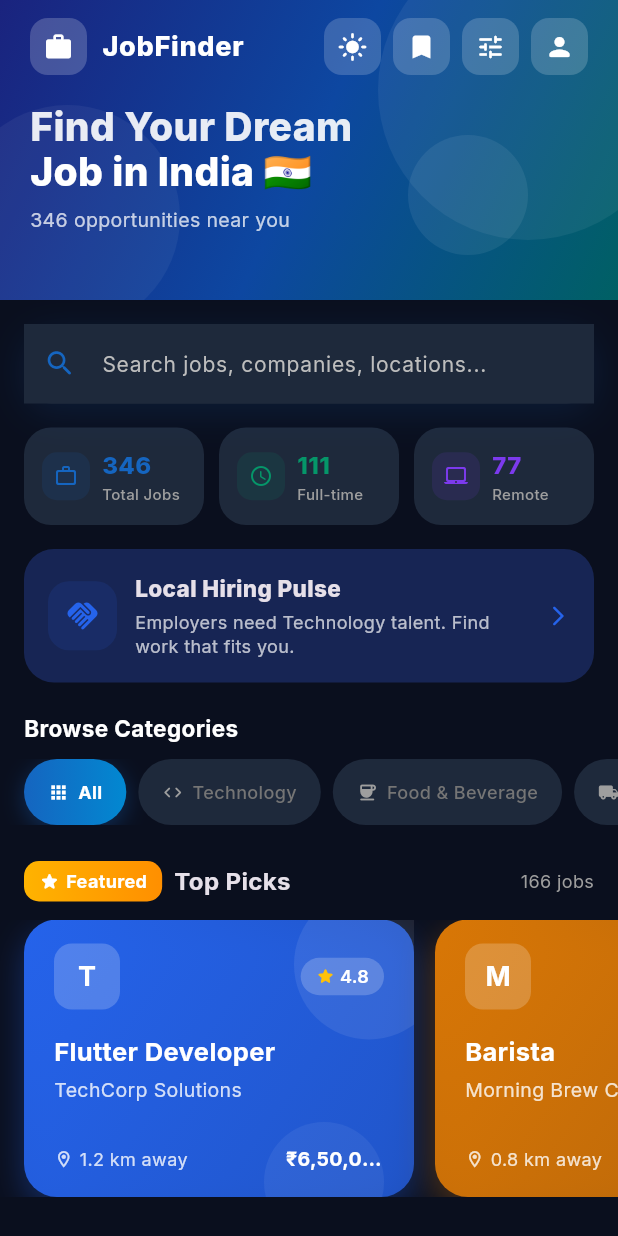
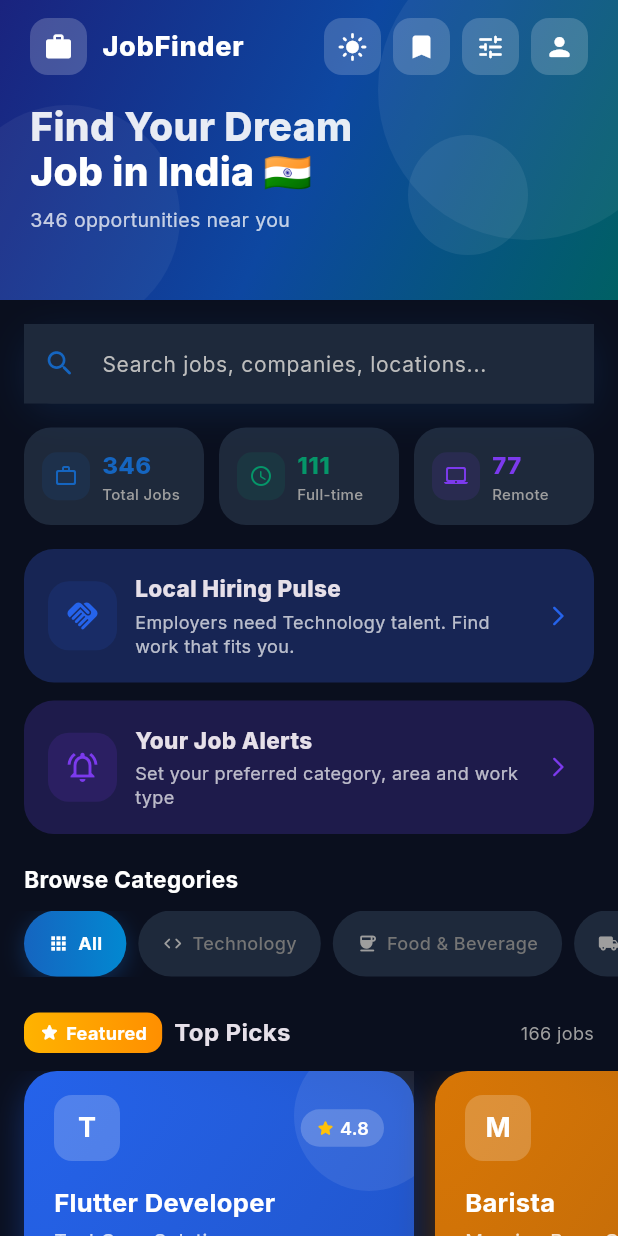
Before and after one commit to Harshit18-19/Local_Job_Finder, a Flutter app: the JobListScreen screen opened directly, after a tap on the "dark mode" icon, on a phone screen of 412 x 824 dp. Run offline on Flutter 3.47's test engine with Material 3 defaults, Android fonts, the phone set to English and light mode, and no system bars; our stand-ins replace animate_do, cloud_firestore, file_picker, firebase_auth, firebase_core, google_fonts and 2 more; missing offline and left inert: google_sign_in_web, pdfrx; accounts and stored records are empty.

Commit message:
Add personalized job alert card

```diff
--- a/lib/screens/job_list_screen.dart
+++ b/lib/screens/job_list_screen.dart
@@ -1,5 +1,6 @@
 import 'package:flutter/material.dart';
 import 'package:animate_do/animate_do.dart';
+import 'package:shared_preferences/shared_preferences.dart';
 import '../main.dart';
 import '../models/job.dart';
 import '../models/job_data.dart';
@@ -40,6 +41,10 @@ class _JobListScreenState extends State<JobListScreen>
   String _userName = '';
   String _userEmail = '';
   bool _isReviewer = false;
+  String _alertCategory = 'All';
+  String _alertType = 'All';
+  String _alertArea = '';
+  bool _alertPreferencesLoaded = false;
 
   final _categories = [
     'All',
@@ -88,6 +93,7 @@ class _JobListScreenState extends State<JobListScreen>
         vsync: this, duration: const Duration(milliseconds: 600));
     _headerAnim.forward();
     _loadUser();
+    _loadJobAlertPreferences();
     Future.delayed(const Duration(milliseconds: 1200), () {
       if (mounted) {
         setState(() {
@@ -119,6 +125,30 @@ class _JobListScreenState extends State<JobListScreen>
       });
     }
   }
+
+  Future<void> _loadJobAlertPreferences() async {
+    final preferences = await SharedPreferences.getInstance();
+    if (!mounted) return;
+    setState(() {
+      _alertCategory =
+          preferences.getString('job_seeker_preferred_category') ?? 'All';
+      _alertType = preferences.getString('job_seeker_preferred_type') ?? 'All';
+      _alertArea = preferences.getString('job_seeker_preferred_area') ?? '';
+      _alertPreferencesLoaded = true;
+    });
+  }
+
+  List<Job> get _alertMatches {
+    final area = _alertArea.trim().toLowerCase();
+    return sampleJobs.where((job) {
+      return (_alertCategory == 'All' || job.category == _alertCategory) &&
+          (_alertType == 'All' || job.type == _alertType) &&
+          (area.isEmpty || job.location.toLowerCase().contains(area));
+    }).toList();
+  }
+
+  bool get _hasAlertPreferences =>
+      _alertCategory != 'All' || _alertType != 'All' || _alertArea.isNotEmpty;
 
   void _applyFilters() {
     final query = _searchController.text.toLowerCase();
@@ -187,6 +217,8 @@ class _JobListScreenState extends State<JobListScreen>
           SliverToBoxAdapter(child: _buildStatsRow(isDark)),
           if (!_loading && !_searchFocused)
             SliverToBoxAdapter(child: _buildLocalNeedsCard(isDark)),
+          if (!_loading && !_searchFocused)
+            SliverToBoxAdapter(child: _buildJobAlertsCard(isDark)),
           SliverToBoxAdapter(child: _buildCategoryChips(isDark)),
           if (!_loading && !_searchFocused && _selectedCategory == 'All')
             SliverToBoxAdapter(child: _buildFeaturedSection()),
@@ -545,6 +577,79 @@ class _JobListScreenState extends State<JobListScreen>
         ),
       ),
     );
+  }
+
+  Widget _buildJobAlertsCard(bool isDark) {
+    final details = [
+      if (_alertCategory != 'All') _alertCategory,
+      if (_alertType != 'All') _alertType,
+      if (_alertArea.trim().isNotEmpty) _alertArea.trim(),
+    ];
+    return Padding(
+      padding: const EdgeInsets.fromLTRB(16, 12, 16, 0),
+      child: Material(
+        color: isDark ? const Color(0xFF1E1B4B) : const Color(0xFFF3E8FF),
+        borderRadius: BorderRadius.circular(20),
+        child: InkWell(
+          borderRadius: BorderRadius.circular(20),
+          onTap: _openJobAlerts,
+          child: Padding(
+            padding: const EdgeInsets.all(16),
+            child: Row(
+              children: [
+                Container(
+                  width: 46,
+                  height: 46,
+                  decoration: BoxDecoration(
+                    color: const Color(0xFF7C3AED).withValues(alpha: 0.14),
+                    borderRadius: BorderRadius.circular(14),
+                  ),
+                  child: const Icon(Icons.notifications_active_outlined,
+                      color: Color(0xFF7C3AED)),
+                ),
+                const SizedBox(width: 12),
+                Expanded(
+                  child: Column(
+                    crossAxisAlignment: CrossAxisAlignment.start,
+                    children: [
+                      const Text('Your Job Alerts',
+                          style: TextStyle(
+                              fontSize: 15, fontWeight: FontWeight.w800)),
+                      const SizedBox(height: 4),
+                      Text(
+                        !_alertPreferencesLoaded
+                            ? 'Loading your preferences…'
+                            : !_hasAlertPreferences
+                                ? 'Set your preferred category, area and work type'
+                                : '${_alertMatches.length} matching jobs · ${details.join(' · ')}',
+                        maxLines: 2,
+                        overflow: TextOverflow.ellipsis,
+                        style: TextStyle(
+                          fontSize: 12,
+                          height: 1.3,
+                          color: isDark ? Colors.white70 : Colors.black54,
+                        ),
+                      ),
+                    ],
+                  ),
+                ),
+                const SizedBox(width: 8),
+                const Icon(Icons.arrow_forward_ios_rounded,
+                    size: 16, color: Color(0xFF7C3AED)),
+              ],
+            ),
+          ),
+        ),
+      ),
+    );
+  }
+
+  void _openJobAlerts() {
+    Navigator.push(
+      context,
+      MaterialPageRoute(
+          builder: (_) => const LocalNeedsScreen(isJobAlerts: true)),
+    ).then((_) => _loadJobAlertPreferences());
   }
 
   Widget _statCard(
@@ -961,7 +1066,11 @@ class _JobListScreenState extends State<JobListScreen>
                       );
                     }),
                     _profileMenuTile(Icons.notifications_none_rounded,
-                        'Job alerts', 'Manage alerts and recommendations'),
+                        'Job alerts', 'Manage your personalized job matches',
+                        onTap: () {
+                      Navigator.pop(context);
+                      _openJobAlerts();
+                    }),
                     _profileMenuTile(Icons.tune_rounded, 'Search preferences',
                         'Location, salary and work style'),
                   ],
```
